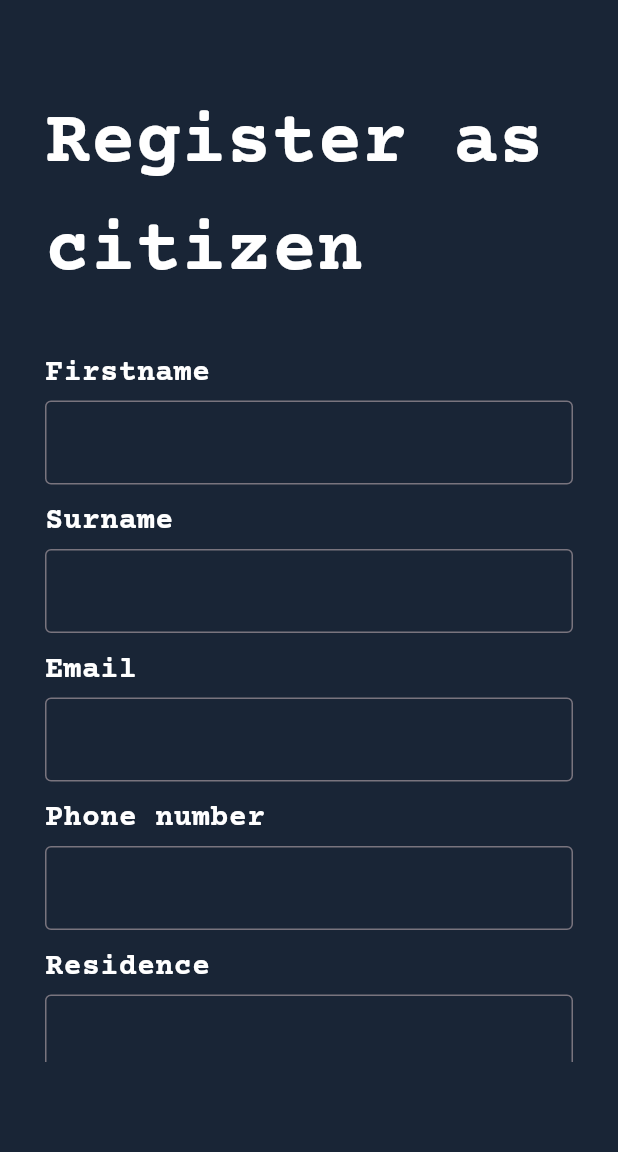
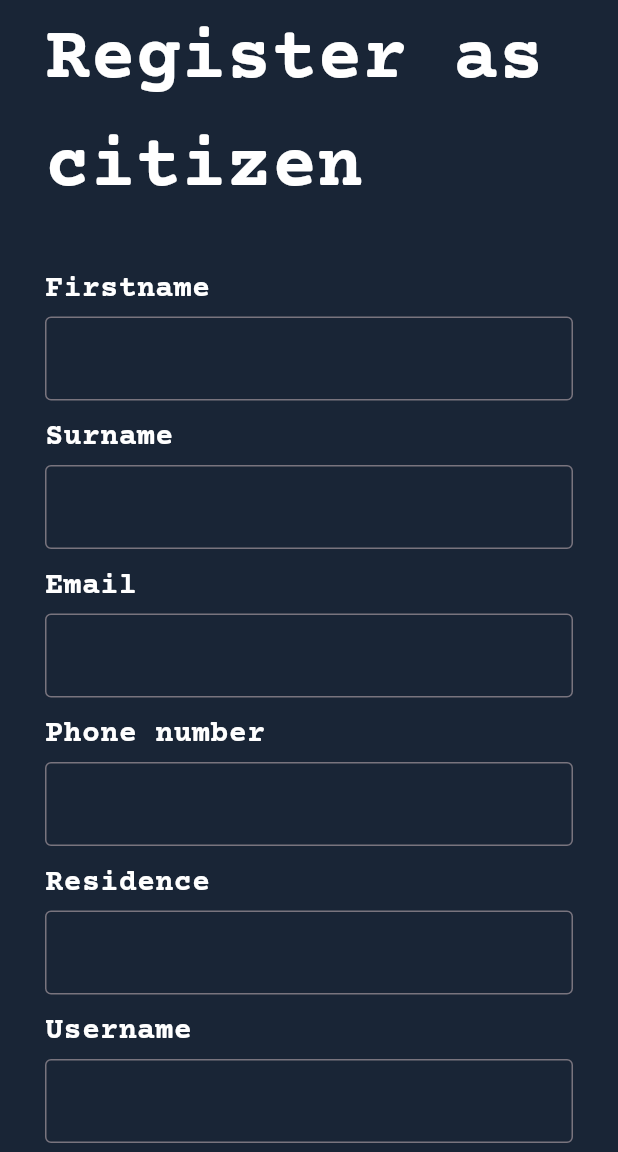
Before and after one commit to MeanBanana/cit-event-capture, a Flutter app: the RegisterPage screen opened directly, on a phone screen of 412 x 824 dp, the part 84-1236 px from its top. Run offline on Flutter 3.47's test engine with Material 3 defaults, Android fonts, the phone set to English and light mode, and no system bars; our stand-ins replace flutter_markdown_plus, image_picker, shared_preferences, supabase_flutter; accounts and stored records are empty.

Commit message:
Fixed register page spacing
Top/bottom padding now scrolls with the form, removing the empty bands that cut fields off under the header and above the phone's buttons

```diff
--- a/mobile/argus_shield/lib/register_citizen.dart
+++ b/mobile/argus_shield/lib/register_citizen.dart
@@ -35,10 +35,17 @@ class _RegisterPageState extends State<RegisterPage>{
     return Scaffold(
       appBar: const ArgusAppBar(),
       body:Padding(
-        padding: EdgeInsets.symmetric(vertical: 60, horizontal: 30),
+        // Only left/right here. Top/bottom padding sits inside the scroll
+        // view below, so it scrolls with the form instead of leaving fixed
+        // empty bands that cut the form off under the header and above the
+        // phone's buttons.
+        padding: const EdgeInsets.symmetric(horizontal: 30),
         child: Form(
           key: _formKey,
           child: SingleChildScrollView(
+            // Small top gap to match the login page; a bit more at the bottom
+            // so the Register button doesn't touch the edge.
+            padding: const EdgeInsets.only(top: 4, bottom: 20),
             child: Column(
               mainAxisAlignment: MainAxisAlignment.start,
               crossAxisAlignment: CrossAxisAlignment.center,
```
